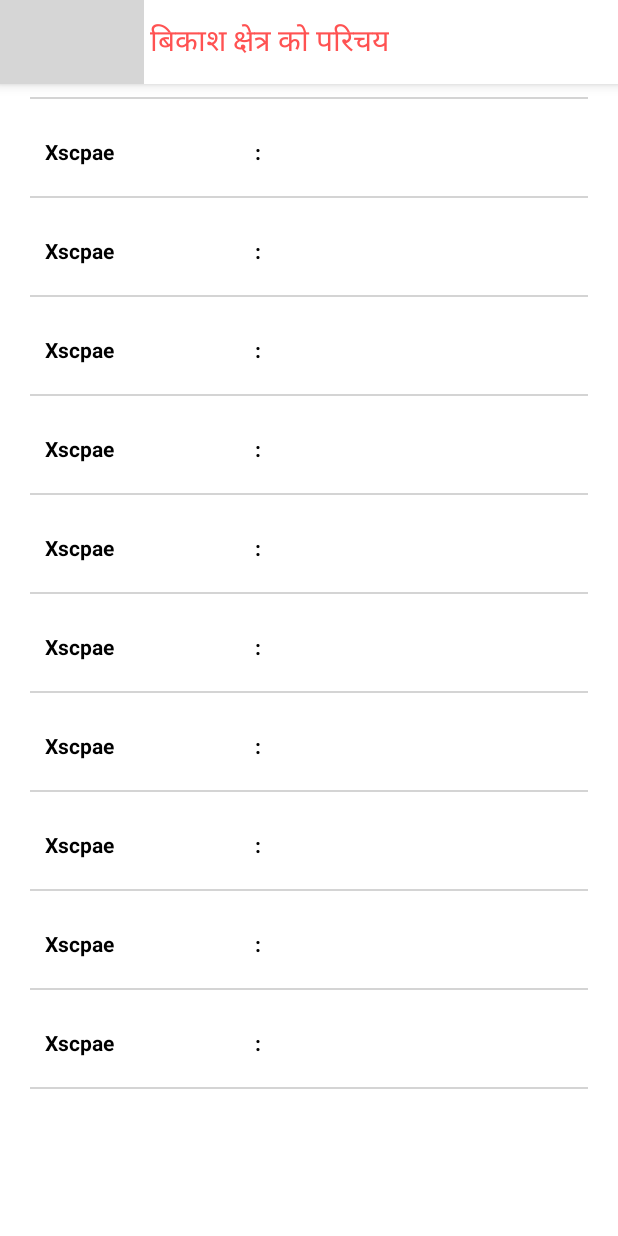
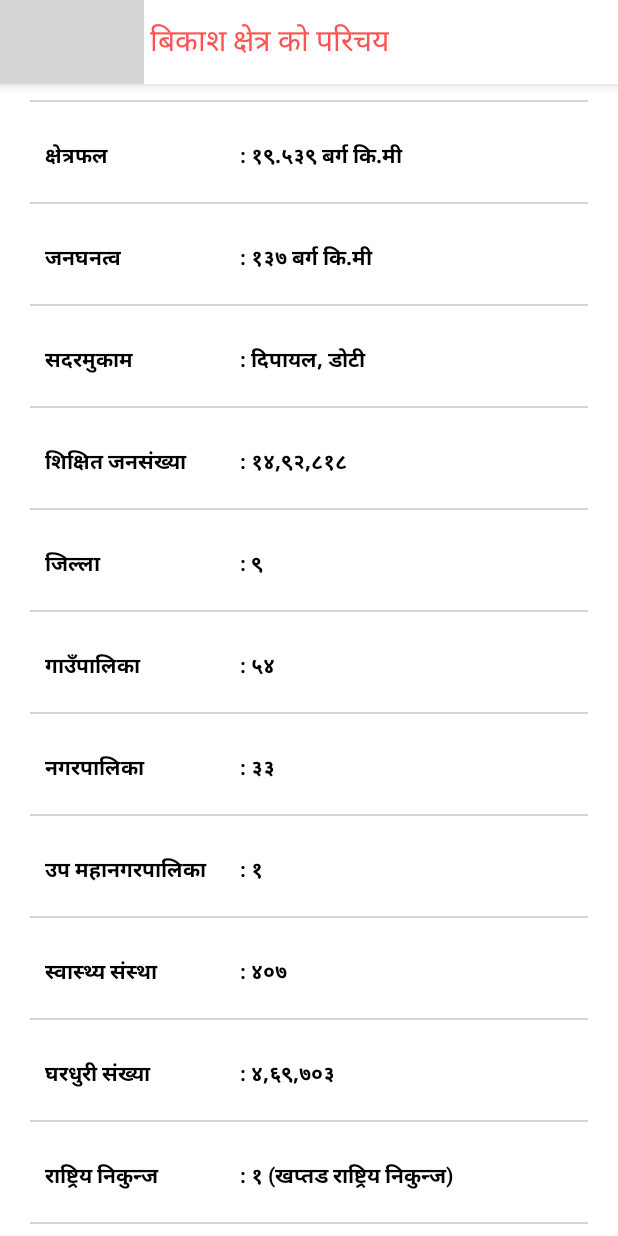
Before and after one commit to amias-samir/Sudur-Paschhim-App, an Android app: the IntroductionRegionActivity screen opened directly, with no data from a screen before it, on a phone screen of 412 x 824 dp. Run offline under Robolectric (Android 15) with nearby library versions, the phone set to English and light mode, and no system bars; grey boxes are pictures that could not be loaded.

Commit message:
introduction conent added

```diff
--- a/app/src/main/java/com/naxa/nepal/sudurpaschimanchal/activities/IntroductionRegionActivity.java
+++ b/app/src/main/java/com/naxa/nepal/sudurpaschimanchal/activities/IntroductionRegionActivity.java
@@ -69,38 +69,48 @@ public class IntroductionRegionActivity extends AppCompatActivity {
      */
     private void prepareAlbums() {
 
-        IntroductionRegionModel a = new IntroductionRegionModel("True Romance", "");
+//        IntroductionRegionModel a = new IntroductionRegionModel("True Romance", "");
+//        albumList.add(a);
+
+        IntroductionRegionModel a = new IntroductionRegionModel("जनसंख्या", "२५,५२,५१७");
         albumList.add(a);
 
-        a = new IntroductionRegionModel("Xscpae", "");
+        a = new IntroductionRegionModel("क्षेत्रफल", "१९.५३९ बर्ग कि.मी");
         albumList.add(a);
 
-        a = new IntroductionRegionModel("Xscpae", "");
+        a = new IntroductionRegionModel("जनघनत्व", "१३७ बर्ग कि.मी");
         albumList.add(a);
 
-        a = new IntroductionRegionModel("Xscpae", "");
+        a = new IntroductionRegionModel("सदरमुकाम", "दिपायल, डोटी");
         albumList.add(a);
 
-        a = new IntroductionRegionModel("Xscpae", "");
+        a = new IntroductionRegionModel("शिक्षित जनसंख्या", "१४,९२,८१८");
         albumList.add(a);
 
-        a = new IntroductionRegionModel("Xscpae", "");
+        a = new IntroductionRegionModel("जिल्ला", "९");
         albumList.add(a);
 
-        a = new IntroductionRegionModel("Xscpae", "");
+        a = new IntroductionRegionModel("गाउँपालिका", "५४");
         albumList.add(a);
 
-        a = new IntroductionRegionModel("Xscpae", "");
+        a = new IntroductionRegionModel("नगरपालिका", "३३");
         albumList.add(a);
 
-        a = new IntroductionRegionModel("Xscpae", "");
+        a = new IntroductionRegionModel("उप महानगरपालिका", "१");
         albumList.add(a);
 
-        a = new IntroductionRegionModel("Xscpae", "");
+        a = new IntroductionRegionModel("स्वास्थ्य संस्था", "४०७");
         albumList.add(a);
 
-        a = new IntroductionRegionModel("Xscpae", "");
+        a = new IntroductionRegionModel("घरधुरी संख्या", "४,६९,७०३");
         albumList.add(a);
+
+        a = new IntroductionRegionModel("राष्ट्रिय निकुन्ज", "१ (खप्तड राष्ट्रिय निकुन्ज)");
+        albumList.add(a);
+
+        a = new IntroductionRegionModel("आरक्षण क्षेत्र", "१ (शुक्लाफाट आरक्षण क्षत्र)");
+        albumList.add(a);
+
 
         adapter.notifyDataSetChanged();
     }
--- a/app/src/main/res/layout/cardview_introduction_region.xml
+++ b/app/src/main/res/layout/cardview_introduction_region.xml
@@ -15,7 +15,7 @@
         android:orientation="horizontal">
 
         <RelativeLayout
-            android:layout_width="140dp"
+            android:layout_width="130dp"
             android:layout_height="wrap_content"
             android:layout_marginLeft="10dp">
             <TextView
@@ -34,7 +34,7 @@
         </RelativeLayout>
 
         <RelativeLayout
-            android:layout_width="150dp"
+            android:layout_width="180dp"
             android:layout_height="wrap_content"
             android:layout_marginRight="10dp">
             <TextView
```
Also changed, not shown: 1 other file.
